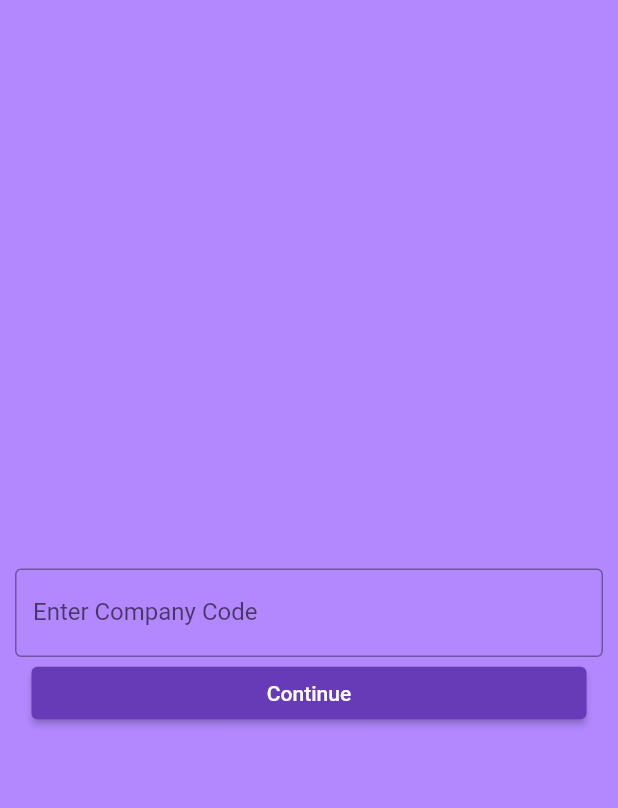
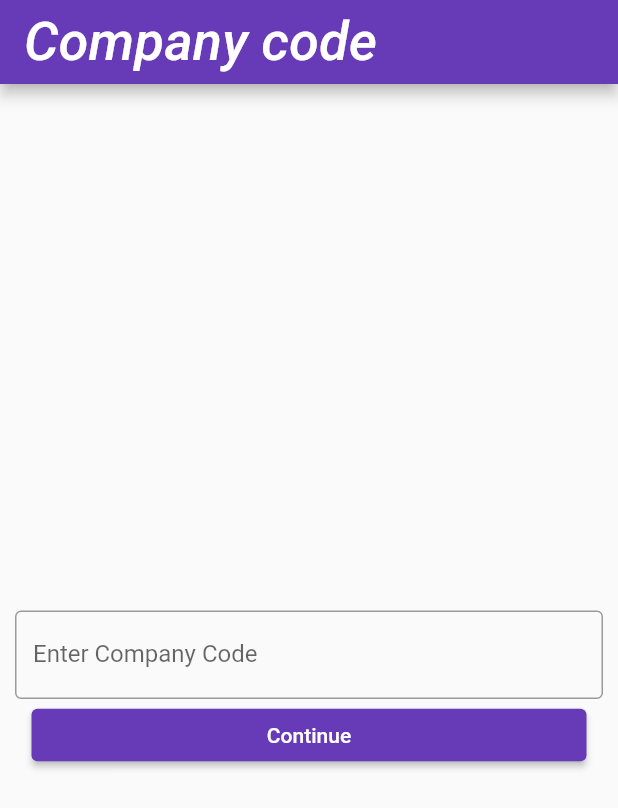
Before and after one commit to Amanullahgit/flutter_phone_authentication, a Flutter app: the CompanyCodeScreen screen opened directly, on a phone screen of 412 x 824 dp. Shown: the top 808 px of the screen. Run offline on Flutter 3.47's test engine with Material 2 defaults, Android fonts, the phone set to English and light mode, and no system bars; drawn by our look-alikes of flutter_form_builder; our stand-ins replace animated_splash_screen, camera, firebase_auth, firebase_core, flutter_easyloading, flutter_svg and 4 more; missing offline and left inert: timer_button; accounts and stored records are empty; network calls fail; Roboto replaces fonts that are missing (Corben).

Commit message:
companyCodeScreen add appBar

```diff
--- a/lib/company_code.dart
+++ b/lib/company_code.dart
@@ -34,8 +34,12 @@ class _CompanyCodeScreenState extends State<CompanyCodeScreen> {
 
   @override
   Widget build(BuildContext context) {
-    return Container(
-      color: Colors.deepPurpleAccent[100],
+    return Scaffold(
+      appBar: AppBar(
+        title: Text('Company code'),
+      ),
+      body: Container(
+        // color: Colors.deepPurpleAccent[100],
         child: Column(
           mainAxisAlignment: MainAxisAlignment.center,
           children: [
@@ -80,6 +84,7 @@ class _CompanyCodeScreenState extends State<CompanyCodeScreen> {
             ),
           ],
         ),
+      ),
     );
   }
 }
```
Lines whose indentation alone changed are shown as unchanged.
